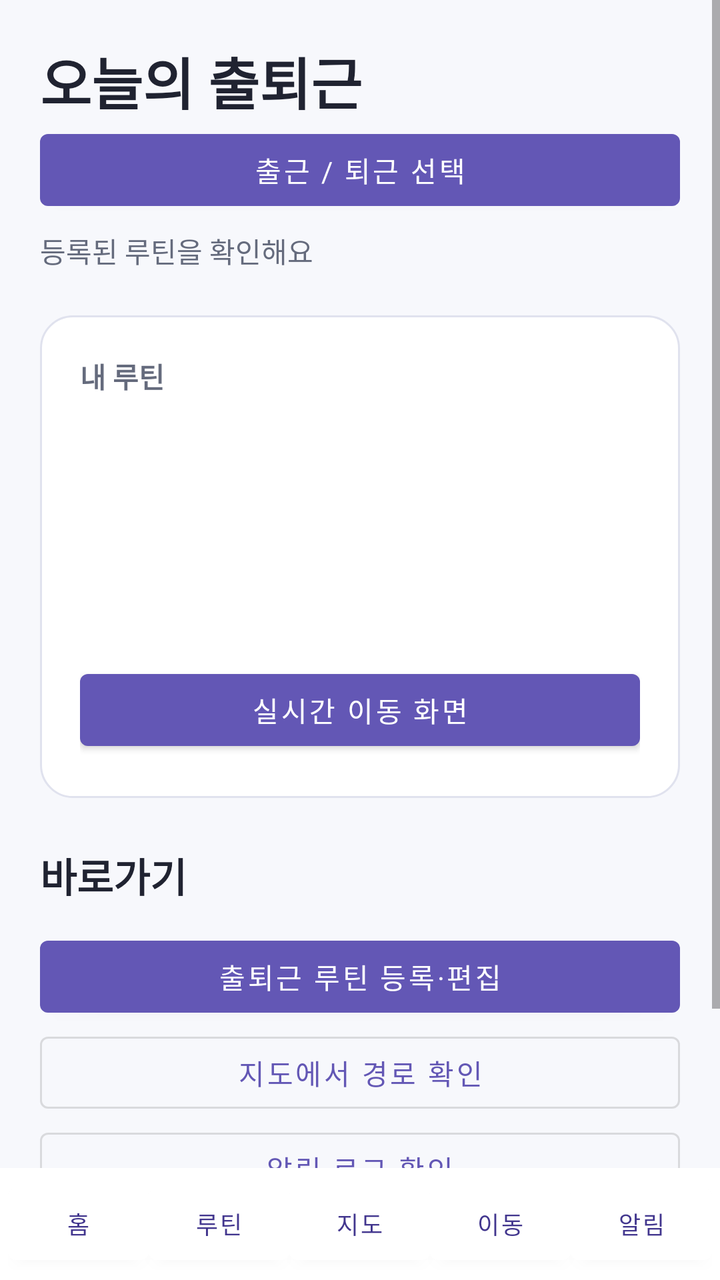
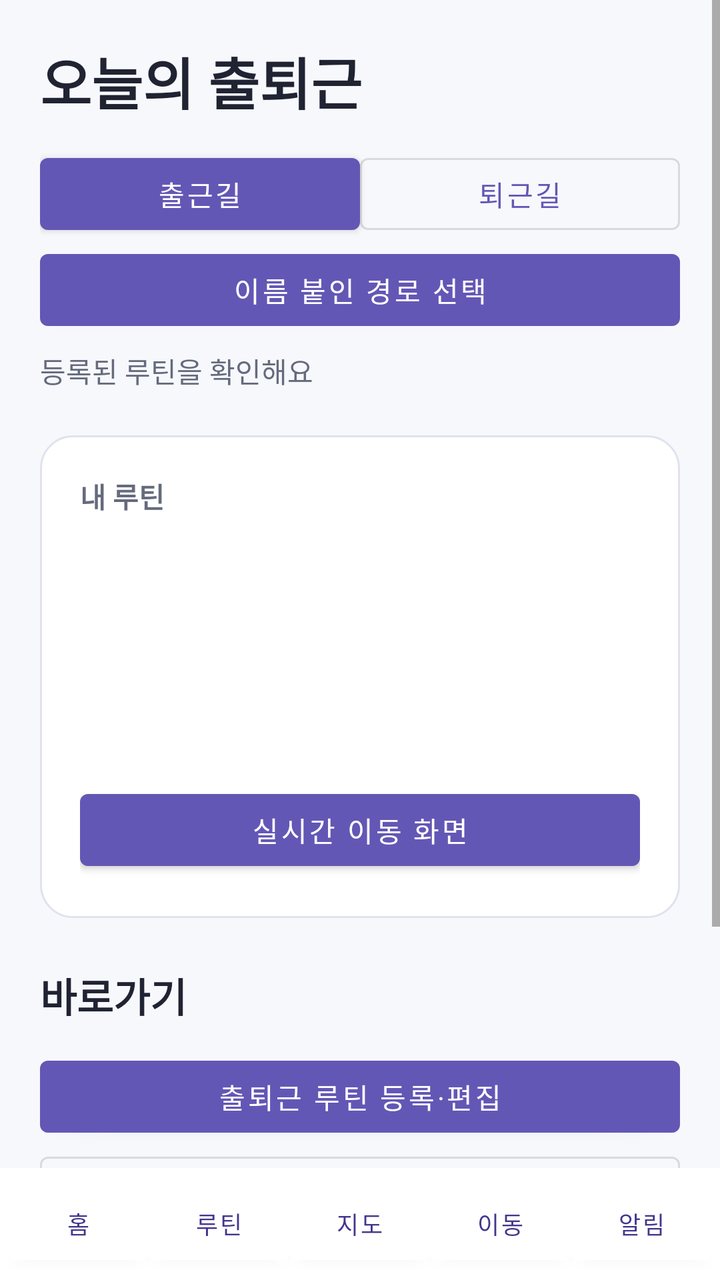

Screens rendered from an Android XML layout before and after an edit, with the pre-edit source and the edit as a unified diff.
<!-- AndroidManifest.xml: application theme Theme.MyCommute -->
<!-- res/layout/activity_main.xml -->
<?xml version="1.0" encoding="utf-8"?>
<LinearLayout xmlns:android="http://schemas.android.com/apk/res/android"
    android:layout_width="match_parent" android:layout_height="match_parent" android:orientation="vertical">
    <ScrollView android:layout_width="match_parent" android:layout_height="0dp" android:layout_weight="1">
        <LinearLayout android:layout_width="match_parent" android:layout_height="wrap_content"
            android:padding="20dp" android:orientation="vertical">
            <TextView android:layout_width="match_parent" android:layout_height="wrap_content" android:text="오늘의 출퇴근"
                android:textSize="28sp" android:textStyle="bold" android:textColor="@color/text_primary"/>
            <Button android:id="@+id/btnSelectRoutine" android:layout_width="match_parent" android:layout_height="wrap_content" android:text="출근 / 퇴근 선택"/>
            <TextView android:id="@+id/mainGreeting" android:layout_width="match_parent" android:layout_height="wrap_content"
                android:layout_marginTop="6dp" android:text="등록된 루틴을 확인해요" android:textColor="@color/text_secondary"/>
            <LinearLayout android:layout_width="match_parent" android:layout_height="wrap_content"
                android:layout_marginTop="22dp" android:padding="20dp" android:background="@drawable/bg_card" android:orientation="vertical">
                <TextView style="@style/Text.Label" android:layout_width="match_parent" android:layout_height="wrap_content" android:text="내 루틴"/>
                <TextView android:id="@+id/mainRoute" android:layout_width="match_parent" android:layout_height="wrap_content"
                    android:layout_marginTop="10dp" android:textSize="21sp" android:textStyle="bold" android:textColor="@color/text_primary"/>
                <TextView android:id="@+id/mainTime" android:layout_width="match_parent" android:layout_height="wrap_content"
                    android:layout_marginTop="8dp" android:textSize="15sp" android:textColor="@color/text_secondary"/>
                <TextView android:id="@+id/mainWeather" android:layout_width="match_parent" android:layout_height="wrap_content"
                    android:layout_marginTop="10dp" android:textSize="14sp" android:textColor="@color/warning"/>
                <TextView android:id="@+id/mainTransit" android:layout_width="match_parent" android:layout_height="wrap_content"
                    android:layout_marginTop="6dp" android:textColor="@color/text_secondary"/>
                <com.google.android.material.button.MaterialButton android:id="@+id/btnGoTracking" android:layout_width="match_parent"
                    android:layout_height="wrap_content" android:layout_marginTop="12dp" android:text="실시간 이동 화면"/>
            </LinearLayout>
            <TextView style="@style/Text.Section" android:layout_width="match_parent" android:layout_height="wrap_content"
                android:layout_marginTop="24dp" android:text="바로가기"/>
            <com.google.android.material.button.MaterialButton android:id="@+id/btnGoCustom" android:layout_width="match_parent"
                android:layout_height="wrap_content" android:layout_marginTop="12dp" android:text="출퇴근 루틴 등록·편집"/>
            <com.google.android.material.button.MaterialButton android:id="@+id/btnGoMap" android:layout_width="match_parent"
                android:layout_height="wrap_content" android:text="지도에서 경로 확인"
                style="@style/Widget.MaterialComponents.Button.OutlinedButton"/>
            <com.google.android.material.button.MaterialButton android:id="@+id/btnGoLogs" android:layout_width="match_parent"
                android:layout_height="wrap_content" android:text="알림 로그 확인"
                style="@style/Widget.MaterialComponents.Button.OutlinedButton"/>
            <com.google.android.material.button.MaterialButton android:id="@+id/btnSignOut" android:layout_width="wrap_content"
                android:layout_height="wrap_content" android:layout_gravity="end" android:text="로그아웃"
                style="@style/Widget.MaterialComponents.Button.TextButton"/>
        </LinearLayout>
    </ScrollView>
    <include layout="@layout/view_bottom_nav"/>
</LinearLayout>
<!-- res/layout/view_bottom_nav.xml (included above) -->
<?xml version="1.0" encoding="utf-8"?>
<LinearLayout xmlns:android="http://schemas.android.com/apk/res/android"
    android:id="@+id/bottomNav" android:layout_width="match_parent" android:layout_height="wrap_content"
    android:padding="4dp" android:background="@color/surface" android:orientation="horizontal">
    <Button android:id="@+id/navHome" android:layout_width="0dp" android:layout_weight="1" android:layout_height="48dp"
        android:backgroundTint="@color/surface" android:textColor="@color/primary_dark" android:textSize="12sp" android:text="홈" />
    <Button android:id="@+id/navCustom" android:layout_width="0dp" android:layout_weight="1" android:layout_height="48dp"
        android:backgroundTint="@color/surface" android:textColor="@color/primary_dark" android:textSize="12sp" android:text="루틴" />
    <Button android:id="@+id/navMap" android:layout_width="0dp" android:layout_weight="1" android:layout_height="48dp"
        android:backgroundTint="@color/surface" android:textColor="@color/primary_dark" android:textSize="12sp" android:text="지도" />
    <Button android:id="@+id/navTracking" android:layout_width="0dp" android:layout_weight="1" android:layout_height="48dp"
        android:backgroundTint="@color/surface" android:textColor="@color/primary_dark" android:textSize="12sp" android:text="이동" />
    <Button android:id="@+id/navLogs" android:layout_width="0dp" android:layout_weight="1" android:layout_height="48dp"
        android:backgroundTint="@color/surface" android:textColor="@color/primary_dark" android:textSize="12sp" android:text="알림" />
</LinearLayout>
<!-- resources referenced by this layout -->
<resources>
  <color name="primary_dark">#42368E</color>
  <color name="surface">#FFFFFF</color>
  <color name="text_primary">#202331</color>
  <color name="text_secondary">#656B7D</color>
  <color name="warning">#C16E1B</color>
  <!-- drawable bg_card (drawable) -->
  <shape xmlns:android="http://schemas.android.com/apk/res/android">
      <solid android:color="@color/surface" />
      <corners android:radius="16dp" />
      <stroke android:width="1dp" android:color="@color/border" />
  </shape>
  <style name="Text.Label" parent="">
          <item name="android:textSize">14sp</item>
          <item name="android:textStyle">bold</item>
          <item name="android:textColor">@color/text_secondary</item>
      </style>
  <style name="Text.Section" parent="">
          <item name="android:textSize">20sp</item>
          <item name="android:textStyle">bold</item>
          <item name="android:textColor">@color/text_primary</item>
      </style>
  <style name="Theme.MyCommute" parent="Theme.MaterialComponents.DayNight.NoActionBar">
          <item name="colorPrimary">@color/primary</item>
          <item name="colorPrimaryVariant">@color/primary_dark</item>
          <item name="colorOnPrimary">@android:color/white</item>
          <item name="android:statusBarColor">@color/primary_dark</item>
          <item name="android:navigationBarColor">@color/background</item>
          <item name="android:windowBackground">@color/background</item>
          <item name="fontFamily">sans</item>
      </style>
  <color name="border">#E0E2EE</color>
  <color name="primary">#6357B5</color>
  <color name="background">#F7F8FC</color>
</resources>

<!-- the commit's change to res/layout/activity_main.xml (unified diff, before → after) -->
@@ -6,7 +6,17 @@
             android:padding="20dp" android:orientation="vertical">
             <TextView android:layout_width="match_parent" android:layout_height="wrap_content" android:text="오늘의 출퇴근"
                 android:textSize="28sp" android:textStyle="bold" android:textColor="@color/text_primary"/>
-            <Button android:id="@+id/btnSelectRoutine" android:layout_width="match_parent" android:layout_height="wrap_content" android:text="출근 / 퇴근 선택"/>
+            <LinearLayout android:layout_width="match_parent" android:layout_height="wrap_content"
+                android:orientation="horizontal" android:layout_marginTop="12dp">
+                <com.google.android.material.button.MaterialButton android:id="@+id/homeOutbound"
+                    android:layout_width="0dp" android:layout_weight="1" android:layout_height="wrap_content"
+                    android:text="출근길"/>
+                <com.google.android.material.button.MaterialButton android:id="@+id/homeReturn"
+                    android:layout_width="0dp" android:layout_weight="1" android:layout_height="wrap_content"
+                    android:text="퇴근길" style="@style/Widget.MaterialComponents.Button.OutlinedButton"/>
+            </LinearLayout>
+            <Button android:id="@+id/btnSelectRoutine" android:layout_width="match_parent"
+                android:layout_height="wrap_content" android:text="이름 붙인 경로 선택"/>
             <TextView android:id="@+id/mainGreeting" android:layout_width="match_parent" android:layout_height="wrap_content"
                 android:layout_marginTop="6dp" android:text="등록된 루틴을 확인해요" android:textColor="@color/text_secondary"/>
             <LinearLayout android:layout_width="match_parent" android:layout_height="wrap_content"
